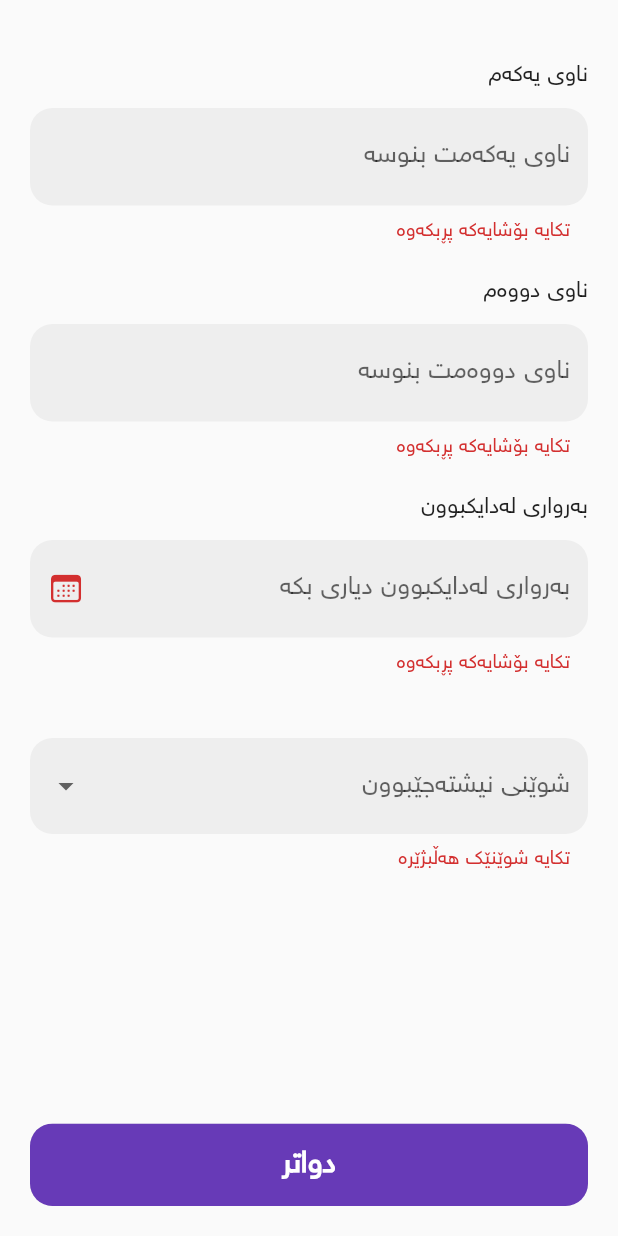
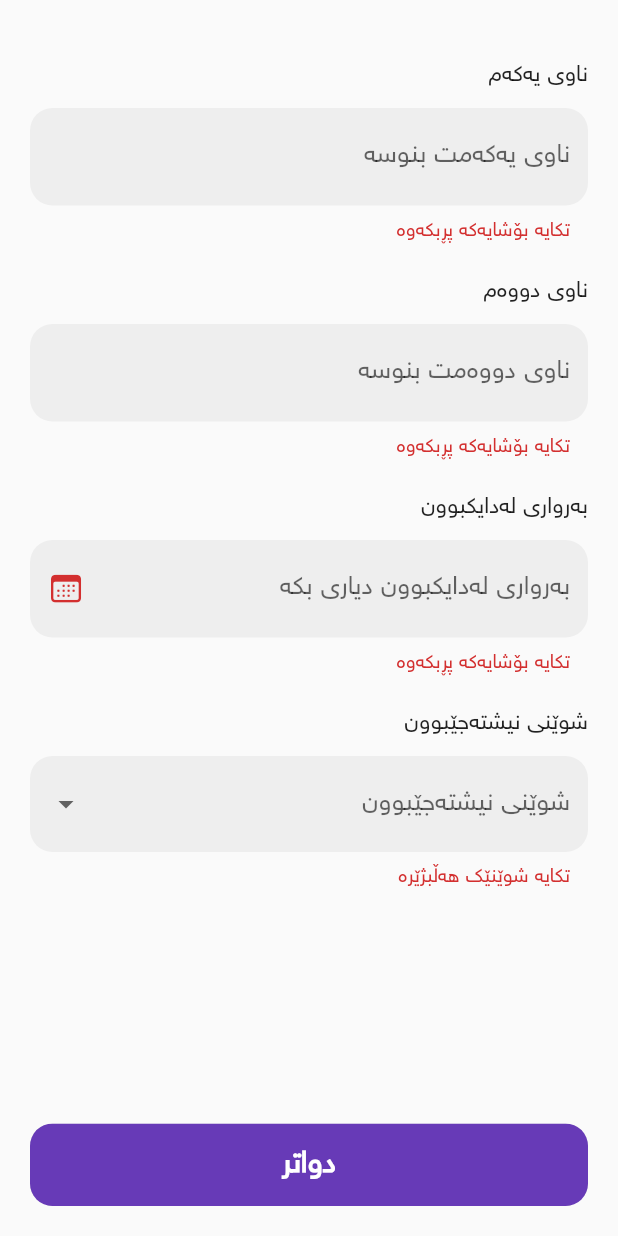
Before and after one commit to Harrem/kurdwork, a Flutter app: the CreateProfile screen opened directly, after a tap on "دواتر", on a phone screen of 412 x 824 dp. Run offline on Flutter 3.47's test engine with Material 2 defaults, Android fonts, the light colour scheme and no system bars; our stand-ins replace cloud_firestore, email_validator, firebase_auth, firebase_core, flutter_holo_date_picker, google_nav_bar and 2 more; missing offline and left inert: dart:ffi; accounts and stored records are empty.

Commit message:
create profile functionality completed

```diff
--- a/lib/screens/createProfileScreen.dart
+++ b/lib/screens/createProfileScreen.dart
@@ -1,4 +1,5 @@
 import 'package:cloud_firestore/cloud_firestore.dart';
+import 'package:firebase_auth/firebase_auth.dart';
 import 'package:flutter/cupertino.dart';
 import 'package:flutter/material.dart';
 import 'package:kurdwork/myWidgets.dart';
@@ -14,13 +15,16 @@ class CreateProfile extends StatefulWidget {
 class _CreateProfileState extends State<CreateProfile> {
   DateTime? birthdate;
   final formKey = GlobalKey<FormState>();
+
   TextEditingController birthdatePicker = TextEditingController();
+  TextEditingController fnameController = TextEditingController();
+  TextEditingController lnameController = TextEditingController();
 
   List<DropdownMenuItem<String>> menuItems = const [
-    DropdownMenuItem(value: "USA", child: Text("هەولێر")),
-    DropdownMenuItem(value: "Canada", child: Text("سلێمانی")),
-    DropdownMenuItem(value: "Brazil", child: Text("کەرکوک")),
-    DropdownMenuItem(value: "England", child: Text("دهۆک")),
+    DropdownMenuItem(value: "Erbil", child: Text("هەولێر")),
+    DropdownMenuItem(value: "Sulaymaniyah", child: Text("سلێمانی")),
+    DropdownMenuItem(value: "Karkuk", child: Text("کەرکوک")),
+    DropdownMenuItem(value: "Duhok", child: Text("دهۆک")),
   ];
 
   String? selectedDropValue;
@@ -48,6 +52,7 @@ class _CreateProfileState extends State<CreateProfile> {
                       ),
                       const SizedBox(height: 10),
                       TextFormField(
+                        controller: fnameController,
                         decoration: InputDecoration(
                           hintText: "ناوی یەکەمت بنوسە",
                           fillColor: Colors.grey[200],
@@ -73,6 +78,7 @@ class _CreateProfileState extends State<CreateProfile> {
                       ),
                       const SizedBox(height: 10),
                       TextFormField(
+                        controller: lnameController,
                         decoration: InputDecoration(
                           hintText: "ناوی دووەمت بنوسە",
                           fillColor: Colors.grey[200],
@@ -139,7 +145,12 @@ class _CreateProfileState extends State<CreateProfile> {
                           return null;
                         }),
                       ),
-                      const SizedBox(height: 40),
+                      const SizedBox(height: 20),
+                      const SizedBox(
+                        width: double.infinity,
+                        child: Text("شوێنی نیشتەجێبوون"),
+                      ),
+                      const SizedBox(height: 10),
                       SizedBox(
                         width: double.infinity,
                         child: ButtonTheme(
@@ -190,7 +201,20 @@ class _CreateProfileState extends State<CreateProfile> {
                         MyWidgets.myElevatedButton(
                             text: "دواتر",
                             onPressed: () {
-                              if (!formKey.currentState!.validate()) {}
+                              if (formKey.currentState!.validate()) {
+                                FirebaseFirestore.instance
+                                    .collection("users")
+                                    .doc(FirebaseAuth.instance.currentUser!.uid)
+                                    .set({
+                                  "fname": fnameController.value.text,
+                                  "lname": lnameController.value.text,
+                                  "dob": birthdate,
+                                  "address": selectedDropValue,
+                                  "email":
+                                      FirebaseAuth.instance.currentUser!.email,
+                                }).onError((error, stackTrace) =>
+                                        debugPrint("error occured $error"));
+                              }
                             }),
                       ],
                     ),
```
